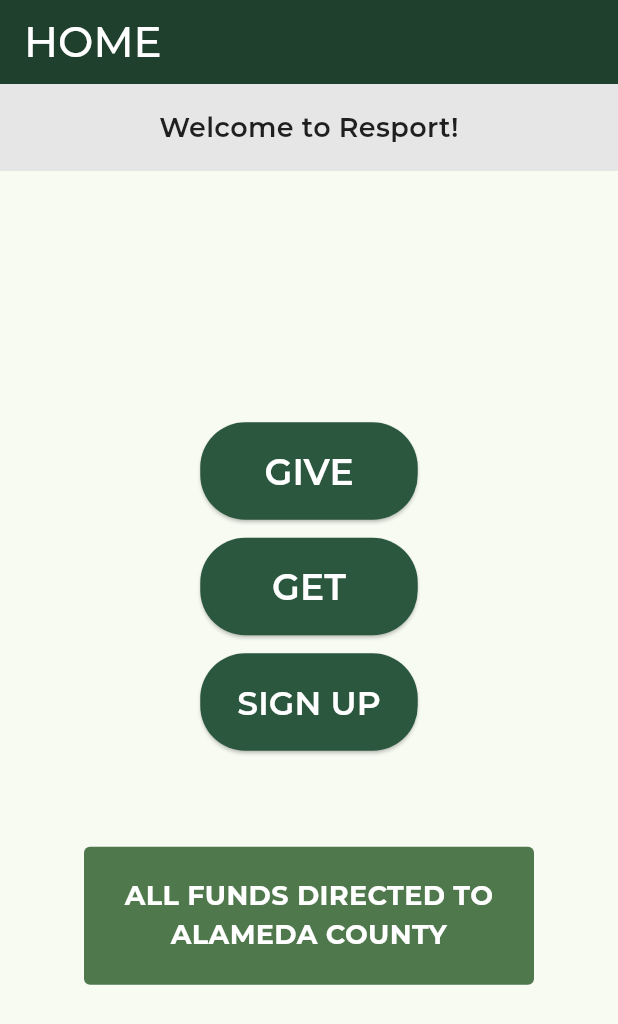
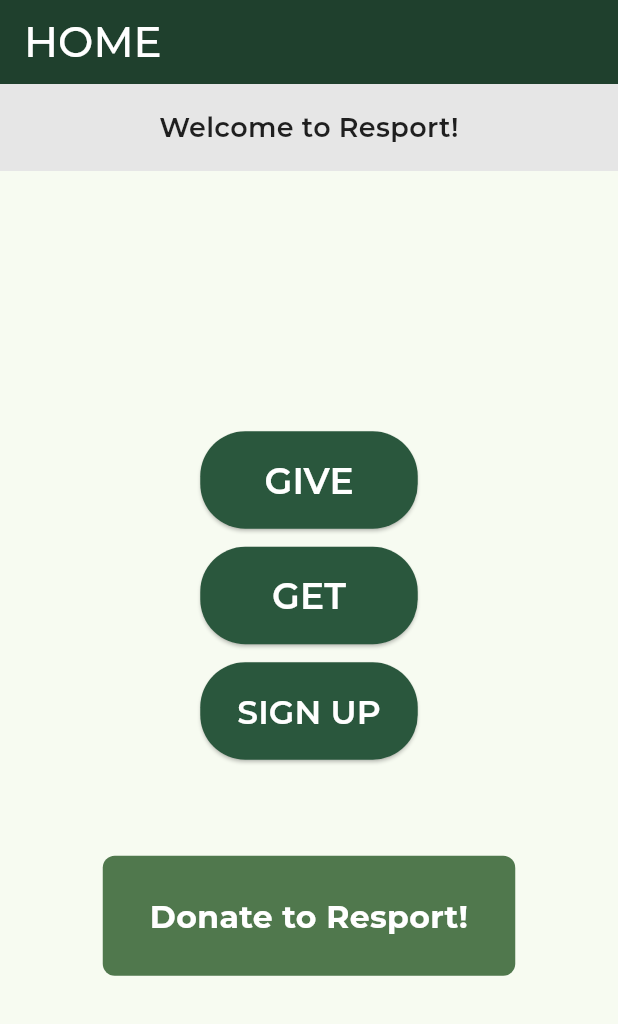
Before and after one commit to nikhil-s1nha/Resport, a Flutter app: the screen it shows after launch, on a phone screen of 412 x 824 dp. Shown: the top 1024 px of the screen. Run offline on Flutter 3.47's test engine with Material 3 defaults, Android fonts, the phone set to English and light mode, and no system bars; our stand-ins replace cloud_firestore, firebase_auth, firebase_core, firebase_database, firebase_storage, google_fonts and 2 more; accounts and stored records are empty; statements that could not run were skipped.

Commit message:
donate button;

```diff
--- a/lib/screens/home_screen.dart
+++ b/lib/screens/home_screen.dart
@@ -2,6 +2,7 @@
 import 'package:firebase_auth/firebase_auth.dart';
 import 'package:firebase_database/firebase_database.dart';
 import 'package:google_fonts/google_fonts.dart'; // Added Google Fonts
+import 'package:url_launcher/url_launcher.dart';
 
 class HomeScreen extends StatefulWidget {
   const HomeScreen({Key? key}) : super(key: key);
@@ -49,6 +50,14 @@
       isAuthenticated = false;
       name = null;
     });
+  }
+
+  void _launchURL() async {
+    final Uri url = Uri.parse("https://www.google.com");
+
+    if (!await launchUrl(url, mode: LaunchMode.externalApplication)) {
+      throw 'Could not launch $url';
+    }
   }
 
   @override
@@ -216,20 +225,24 @@
                   ],
 
                   const SizedBox(height: 64),
-                  Container(
-                    width: 300,
-                    padding: const EdgeInsets.all(20),
+                  GestureDetector(
+                    onTap: _launchURL,
+                    child: Container(
+                      width: 275,
+                      padding: const EdgeInsets.all(25),
                       decoration: BoxDecoration(
                         color: const Color(0xFF50784d),
-                        borderRadius: BorderRadius.circular(4)),
+                        borderRadius: BorderRadius.circular(8),
+                      ),
                       child: Text(
-                      'ALL FUNDS DIRECTED TO ALAMEDA COUNTY',
+                        'Donate to Resport!',
                         textAlign: TextAlign.center,
                         style: GoogleFonts.montserrat(
                           textStyle: const TextStyle(
                             color: Colors.white,
                             fontWeight: FontWeight.bold,
-                          fontSize: 18,
+                            fontSize: 21,
+                          ),
                         ),
                       ),
                     ),
--- a/pubspec.yaml
+++ b/pubspec.yaml
@@ -43,6 +43,7 @@
   firebase_storage: ^12.3.7
   change_app_package_name: ^1.4.0
   google_fonts: ^6.2.1
+  url_launcher: ^6.3.1
 
 dev_dependencies:
   flutter_test:
```
Also changed, not shown: pubspec.lock, 7 other files. Lines whose indentation alone changed are shown as unchanged.
